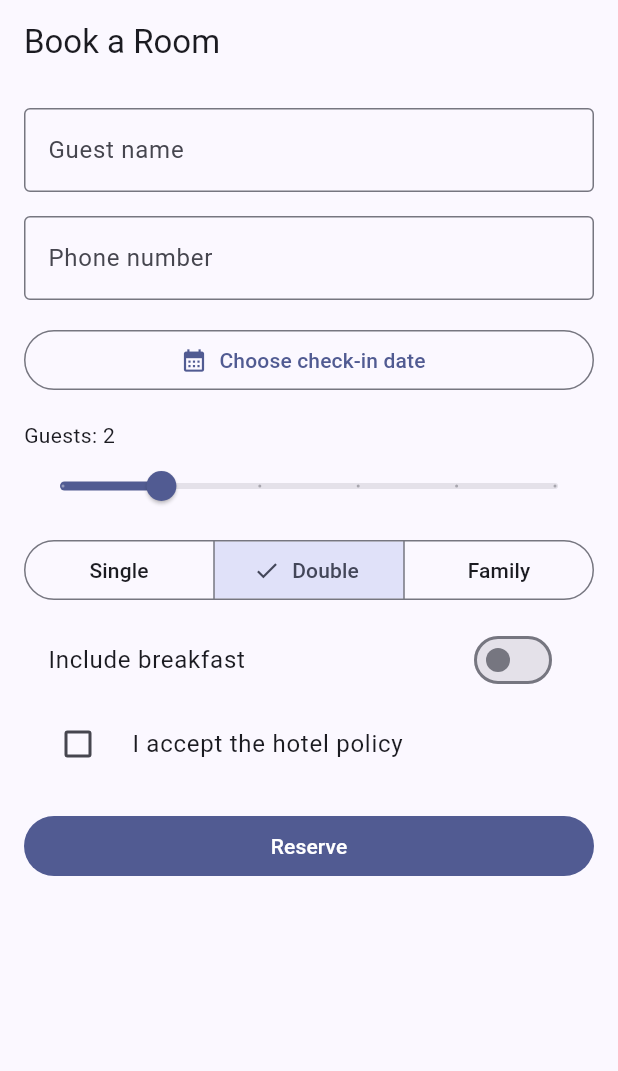
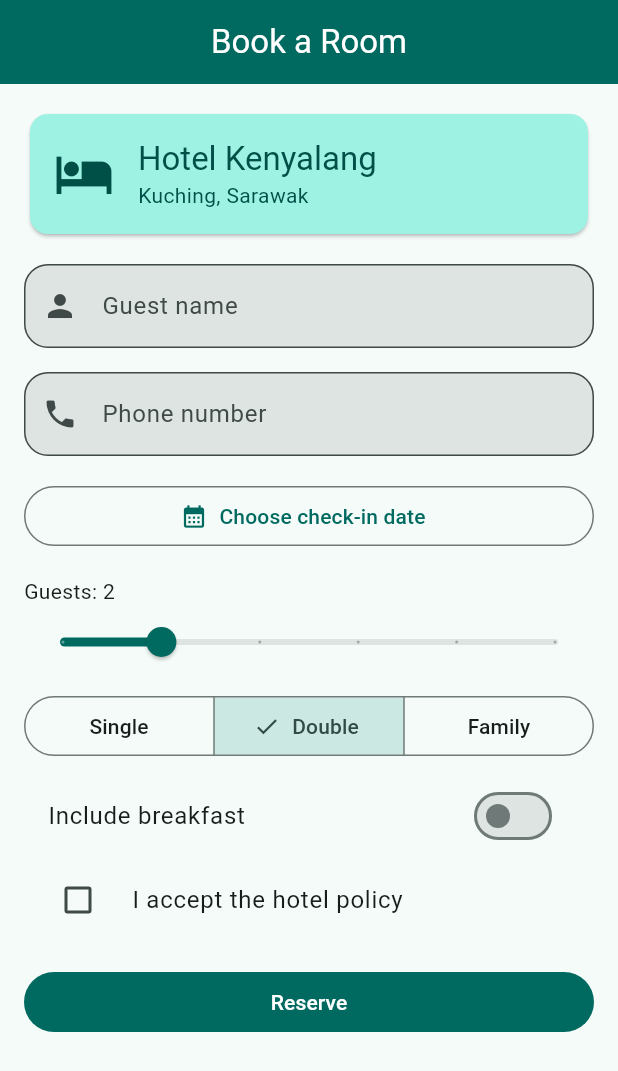
Before and after one commit to syarkier/TMA3084_G02_105080_Hotel_Reservation_App, a Flutter app: the screen it shows after launch, on a phone screen of 412 x 824 dp. Shown: the top 1071 px of the screen. Run offline on Flutter 3.47's test engine with Material 3 defaults, Android fonts, the phone set to English and light mode, and no system bars.

Commit message:
Customise UI: teal theme, header card, room cards, animated errors and room list

```diff
--- a/lib/booking_form_page.dart
+++ b/lib/booking_form_page.dart
@@ -72,8 +72,29 @@ class _BookingFormPageState extends State<BookingFormPage> {
     );
   }
 
+  // Animation 1: error messages fade and grow in instead of popping in
+  Widget _animatedError(String? message, TextStyle style, double top) {
+    return AnimatedSwitcher(
+      duration: const Duration(milliseconds: 300),
+      transitionBuilder: (child, animation) {
+        return FadeTransition(
+          opacity: animation,
+          child: SizeTransition(sizeFactor: animation, child: child),
+        );
+      },
+      child: message == null
+          ? const SizedBox.shrink()
+          : Padding(
+              key: ValueKey(message),
+              padding: EdgeInsets.only(top: top, left: 12),
+              child: Text(message, style: style),
+            ),
+    );
+  }
+
   @override
   Widget build(BuildContext context) {
+    final colors = Theme.of(context).colorScheme;
     final checkIn = _checkIn;
     final dateError = _dateError;
     final policyError = _policyError;
@@ -92,11 +113,43 @@ class _BookingFormPageState extends State<BookingFormPage> {
           child: Column(
             crossAxisAlignment: CrossAxisAlignment.stretch,
             children: [
+              // Change 2: hotel header card
+              Card(
+                color: colors.primaryContainer,
+                child: Padding(
+                  padding: const EdgeInsets.all(16),
+                  child: Row(
+                    children: [
+                      Icon(
+                        Icons.hotel,
+                        size: 40,
+                        color: colors.onPrimaryContainer,
+                      ),
+                      const SizedBox(width: 16),
+                      Column(
+                        crossAxisAlignment: CrossAxisAlignment.start,
+                        children: [
+                          Text(
+                            'Hotel Kenyalang',
+                            style: Theme.of(context).textTheme.titleLarge
+                                ?.copyWith(color: colors.onPrimaryContainer),
+                          ),
+                          Text(
+                            'Kuching, Sarawak',
+                            style: TextStyle(color: colors.onPrimaryContainer),
+                          ),
+                        ],
+                      ),
+                    ],
+                  ),
+                ),
+              ),
+              const SizedBox(height: 16),
               TextFormField(
                 controller: _nameController,
                 decoration: const InputDecoration(
                   labelText: 'Guest name',
-                  border: OutlineInputBorder(),
+                  prefixIcon: Icon(Icons.person),
                 ),
                 validator: validateName,
               ),
@@ -106,7 +159,7 @@ class _BookingFormPageState extends State<BookingFormPage> {
                 keyboardType: TextInputType.phone,
                 decoration: const InputDecoration(
                   labelText: 'Phone number',
-                  border: OutlineInputBorder(),
+                  prefixIcon: Icon(Icons.phone),
                 ),
                 validator: validatePhone,
               ),
@@ -121,11 +174,7 @@ class _BookingFormPageState extends State<BookingFormPage> {
                             .formatShortDate(checkIn),
                 ),
               ),
-              if (dateError != null)
-                Padding(
-                  padding: const EdgeInsets.only(top: 6, left: 12),
-                  child: Text(dateError, style: errorStyle),
-                ),
+              _animatedError(dateError, errorStyle, 6),
               const SizedBox(height: 16),
               Text('Guests: ${_guests.round()}'),
               Slider(
@@ -178,11 +227,7 @@ class _BookingFormPageState extends State<BookingFormPage> {
                   });
                 },
               ),
-              if (policyError != null)
-                Padding(
-                  padding: const EdgeInsets.only(left: 12),
-                  child: Text(policyError, style: errorStyle),
-                ),
+              _animatedError(policyError, errorStyle, 0),
               const SizedBox(height: 16),
               FilledButton(onPressed: _submit, child: const Text('Reserve')),
             ],
--- a/lib/main.dart
+++ b/lib/main.dart
@@ -11,12 +11,25 @@ class HotelApp extends StatelessWidget {
 
   @override
   Widget build(BuildContext context) {
+    final colorScheme = ColorScheme.fromSeed(seedColor: Colors.teal);
+
     return MaterialApp(
-      title: 'Hotel Reservation',
+      title: 'Hotel Kenyalang',
       debugShowCheckedModeBanner: false,
       theme: ThemeData(
-        colorScheme: ColorScheme.fromSeed(seedColor: Colors.indigo),
+        colorScheme: colorScheme,
         useMaterial3: true,
+        // Change 1: teal theme, coloured centred AppBar, rounded fields
+        appBarTheme: AppBarTheme(
+          backgroundColor: colorScheme.primary,
+          foregroundColor: colorScheme.onPrimary,
+          centerTitle: true,
+        ),
+        inputDecorationTheme: InputDecorationTheme(
+          filled: true,
+          fillColor: colorScheme.surfaceContainerHighest,
+          border: OutlineInputBorder(borderRadius: BorderRadius.circular(16)),
+        ),
       ),
       home: const BookingFormPage(),
     );
--- a/lib/room_type.dart
+++ b/lib/room_type.dart
@@ -8,6 +8,7 @@ class RoomType {
     required this.name,
     required this.icon,
     required this.description,
+    required this.price,
     this.isExpanded = false,
   });
 
@@ -15,6 +16,7 @@ class RoomType {
   final String name;
   final IconData icon;
   final String description;
+  final int price;
   bool isExpanded;
 }
 
@@ -25,6 +27,7 @@ List<RoomType> buildRooms(RoomPreference preferred) {
       name: 'Single Room',
       icon: Icons.single_bed,
       description: 'One guest, one single bed. RM 120 per night.',
+      price: 120,
       isExpanded: preferred == RoomPreference.single,
     ),
     RoomType(
@@ -32,6 +35,7 @@ List<RoomType> buildRooms(RoomPreference preferred) {
       name: 'Double Room',
       icon: Icons.king_bed,
       description: 'Two guests, one double bed. RM 180 per night.',
+      price: 180,
       isExpanded: preferred == RoomPreference.double,
     ),
     RoomType(
@@ -39,6 +43,7 @@ List<RoomType> buildRooms(RoomPreference preferred) {
       name: 'Family Room',
       icon: Icons.family_restroom,
       description: 'Four guests, two beds, living area. RM 260 per night.',
+      price: 260,
       isExpanded: preferred == RoomPreference.family,
     ),
   ];
```
Also changed, not shown: lib/room_list_page.dart (+37 -6 lines).
